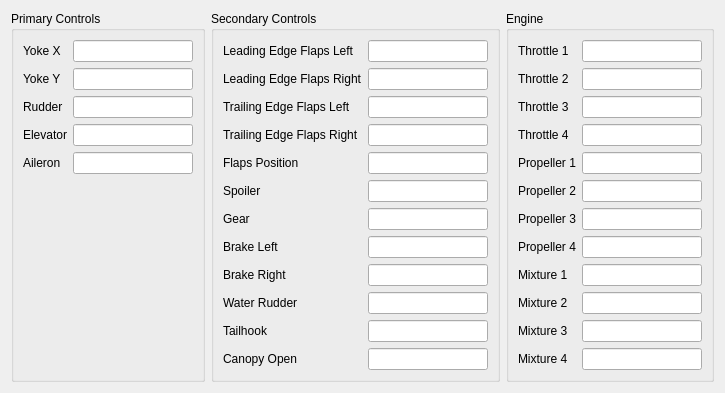
This is src/UserInterface/src/Widgets/ControlVariablesWidget.ui in till213/SkyDolly as Qt 5 draws it before an edit. The edited form follows.
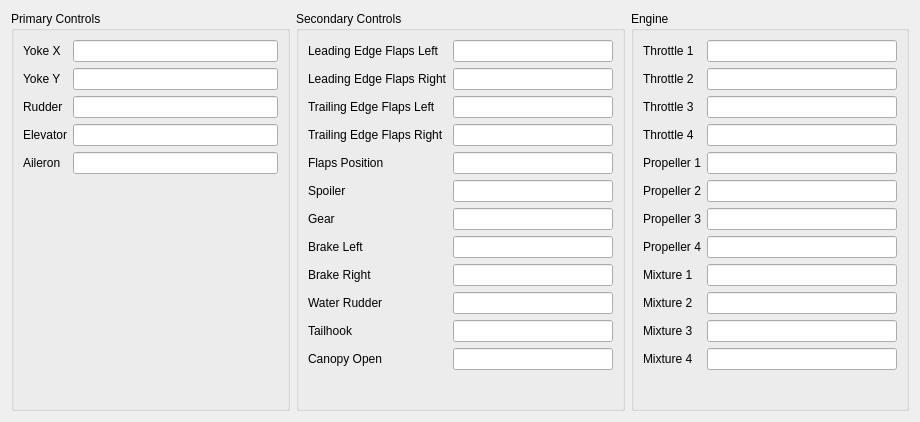
This is the edited form.

Commit message: Adjust layout

Patch:
```diff
--- a/src/UserInterface/src/Widgets/ControlVariablesWidget.ui
+++ b/src/UserInterface/src/Widgets/ControlVariablesWidget.ui
@@ -6,14 +6,17 @@
    <rect>
     <x>0</x>
     <y>0</y>
-    <width>696</width>
-    <height>388</height>
+    <width>920</width>
+    <height>422</height>
    </rect>
   </property>
   <property name="windowTitle">
    <string>Form</string>
   </property>
   <layout class="QGridLayout" name="gridLayout">
+   <property name="sizeConstraint">
+    <enum>QLayout::SetDefaultConstraint</enum>
+   </property>
    <item row="0" column="0">
     <widget class="QGroupBox" name="groupBox_8">
      <property name="minimumSize">
@@ -37,7 +40,7 @@
        <widget class="QLineEdit" name="yokeXLineEdit">
         <property name="minimumSize">
          <size>
-          <width>80</width>
+          <width>160</width>
           <height>0</height>
          </size>
         </property>
@@ -57,7 +60,7 @@
        <widget class="QLineEdit" name="yokeYLineEdit">
         <property name="minimumSize">
          <size>
-          <width>120</width>
+          <width>160</width>
           <height>0</height>
          </size>
         </property>
@@ -77,7 +80,7 @@
        <widget class="QLineEdit" name="rudderLineEdit">
         <property name="minimumSize">
          <size>
-          <width>120</width>
+          <width>160</width>
           <height>0</height>
          </size>
         </property>
@@ -97,7 +100,7 @@
        <widget class="QLineEdit" name="elevatorLineEdit">
         <property name="minimumSize">
          <size>
-          <width>120</width>
+          <width>160</width>
           <height>0</height>
          </size>
         </property>
@@ -117,7 +120,7 @@
        <widget class="QLineEdit" name="aileronLineEdit">
         <property name="minimumSize">
          <size>
-          <width>120</width>
+          <width>160</width>
           <height>0</height>
          </size>
         </property>
@@ -152,7 +155,7 @@
        <widget class="QLineEdit" name="leadingEdgeFlapsLeftLineEdit">
         <property name="minimumSize">
          <size>
-          <width>120</width>
+          <width>160</width>
           <height>0</height>
          </size>
         </property>
@@ -172,7 +175,7 @@
        <widget class="QLineEdit" name="leadingEdgeFlapsRightLineEdit">
         <property name="minimumSize">
          <size>
-          <width>120</width>
+          <width>160</width>
           <height>0</height>
          </size>
         </property>
@@ -192,7 +195,7 @@
        <widget class="QLineEdit" name="trailingEdgeFlapsLeftLineEdit">
         <property name="minimumSize">
          <size>
-          <width>120</width>
+          <width>160</width>
           <height>0</height>
          </size>
         </property>
@@ -212,7 +215,7 @@
        <widget class="QLineEdit" name="trailingEdgeFlapsRightLineEdit">
         <property name="minimumSize">
          <size>
-          <width>120</width>
+          <width>160</width>
           <height>0</height>
          </size>
         </property>
@@ -232,7 +235,7 @@
        <widget class="QLineEdit" name="flapsPositionLineEdit">
         <property name="minimumSize">
          <size>
-          <width>120</width>
+          <width>160</width>
           <height>0</height>
          </size>
         </property>
@@ -252,7 +255,7 @@
        <widget class="QLineEdit" name="spoilerLineEdit">
         <property name="minimumSize">
          <size>
-          <width>120</width>
+          <width>160</width>
           <height>0</height>
          </size>
         </property>
@@ -272,7 +275,7 @@
        <widget class="QLineEdit" name="gearLineEdit">
         <property name="minimumSize">
          <size>
-          <width>120</width>
+          <width>160</width>
           <height>0</height>
          </size>
         </property>
@@ -292,7 +295,7 @@
        <widget class="QLineEdit" name="brakeLeftLineEdit">
         <property name="minimumSize">
          <size>
-          <width>120</width>
+          <width>160</width>
           <height>0</height>
          </size>
         </property>
@@ -312,7 +315,7 @@
        <widget class="QLineEdit" name="brakeRightLineEdit">
         <property name="minimumSize">
          <size>
-          <width>120</width>
+          <width>160</width>
           <height>0</height>
          </size>
         </property>
@@ -332,7 +335,7 @@
        <widget class="QLineEdit" name="waterRudderLineEdit">
         <property name="minimumSize">
          <size>
-          <width>120</width>
+          <width>160</width>
           <height>0</height>
          </size>
         </property>
@@ -352,7 +355,7 @@
        <widget class="QLineEdit" name="tailhookLineEdit">
         <property name="minimumSize">
          <size>
-          <width>120</width>
+          <width>160</width>
           <height>0</height>
          </size>
         </property>
@@ -372,7 +375,7 @@
        <widget class="QLineEdit" name="canopyOpenLineEdit">
         <property name="minimumSize">
          <size>
-          <width>120</width>
+          <width>160</width>
           <height>0</height>
          </size>
         </property>
@@ -413,7 +416,7 @@
        <widget class="QLineEdit" name="throttle1LineEdit">
         <property name="minimumSize">
          <size>
-          <width>80</width>
+          <width>160</width>
           <height>0</height>
          </size>
         </property>
@@ -433,7 +436,7 @@
        <widget class="QLineEdit" name="throttle2LineEdit">
         <property name="minimumSize">
          <size>
-          <width>120</width>
+          <width>160</width>
           <height>0</height>
          </size>
         </property>
@@ -453,7 +456,7 @@
        <widget class="QLineEdit" name="throttle3LineEdit">
         <property name="minimumSize">
          <size>
-          <width>120</width>
+          <width>160</width>
           <height>0</height>
          </size>
         </property>
@@ -473,7 +476,7 @@
        <widget class="QLineEdit" name="throttle4LineEdit">
         <property name="minimumSize">
          <size>
-          <width>120</width>
+          <width>160</width>
           <height>0</height>
          </size>
         </property>
@@ -493,7 +496,7 @@
        <widget class="QLineEdit" name="propeller1LineEdit">
         <property name="minimumSize">
          <size>
-          <width>120</width>
+          <width>160</width>
           <height>0</height>
          </size>
         </property>
@@ -513,7 +516,7 @@
        <widget class="QLineEdit" name="propeller2LineEdit">
         <property name="minimumSize">
          <size>
-          <width>120</width>
+          <width>160</width>
           <height>0</height>
          </size>
         </property>
@@ -533,7 +536,7 @@
        <widget class="QLineEdit" name="propeller3LineEdit">
         <property name="minimumSize">
          <size>
-          <width>120</width>
+          <width>160</width>
           <height>0</height>
          </size>
         </property>
@@ -553,7 +556,7 @@
        <widget class="QLineEdit" name="propeller4LineEdit">
         <property name="minimumSize">
          <size>
-          <width>120</width>
+          <width>160</width>
           <height>0</height>
          </size>
         </property>
@@ -573,7 +576,7 @@
        <widget class="QLineEdit" name="mixture1LineEdit">
         <property name="minimumSize">
          <size>
-          <width>120</width>
+          <width>160</width>
           <height>0</height>
          </size>
         </property>
@@ -593,7 +596,7 @@
        <widget class="QLineEdit" name="mixture2LineEdit">
         <property name="minimumSize">
          <size>
-          <width>120</width>
+          <width>160</width>
           <height>0</height>
          </size>
         </property>
@@ -613,7 +616,7 @@
        <widget class="QLineEdit" name="mixture3LineEdit">
         <property name="minimumSize">
          <size>
-          <width>120</width>
+          <width>160</width>
           <height>0</height>
          </size>
         </property>
@@ -633,7 +636,7 @@
        <widget class="QLineEdit" name="mixture4LineEdit">
         <property name="minimumSize">
          <size>
-          <width>120</width>
+          <width>160</width>
           <height>0</height>
          </size>
         </property>
```
The commit also changes 4 other files.
